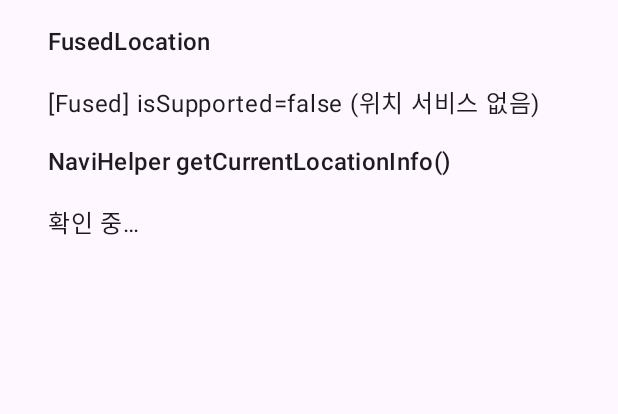
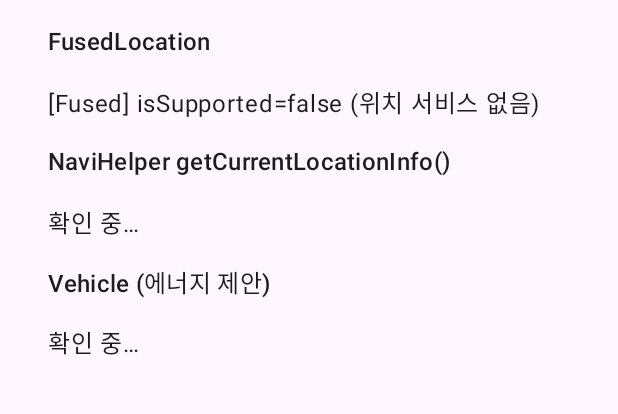
Before and after one commit to rladmlwlq/WAY-ON, an Android app built with Jetpack Compose: the screen it shows after launch (MainActivity), on a phone screen of 412 x 824 dp, the part 108-522 px from its top. Run offline under Robolectric (Android 15) with nearby library versions, the phone set to English and light mode, and no system bars; libraries missing offline, so code that uses them is left out: ai.pleos.playground; 7 statements that could not run were skipped.

Commit message:
차량 앱: 주행 가능 거리·연료·배터리·기어 확인 화면 (임시)
에너지 제안에 쓸 Vehicle SDK 값이 에뮬레이터에서 실제로 나오는지 보는 확인용 코드.
CAR_DRIVE, CAR_ENERGY 권한 추가. 확인이 끝나면 정식 코드로 옮기고 지움.

Co-Authored-By: Claude Opus 5.5 <noreply@anthropic.com>

```diff
--- a/car-app/app/src/main/AndroidManifest.xml
+++ b/car-app/app/src/main/AndroidManifest.xml
@@ -10,6 +10,10 @@
     <uses-permission android:name="pleos.car.permission.NAVI_ROUTE" />
     <!-- FusedLocation 위치 (dangerous: 런타임 요청) -->
     <uses-permission android:name="pleos.car.permission.FUSED_LOCATION" />
+    <!-- 주행 가능 거리·기어 (normal) -->
+    <uses-permission android:name="pleos.car.permission.CAR_DRIVE" />
+    <!-- 연료·배터리 % (normal) -->
+    <uses-permission android:name="pleos.car.permission.CAR_ENERGY" />
 
     <application
         android:allowBackup="false"
--- a/car-app/app/src/main/java/com/wayon/car/MainActivity.kt
+++ b/car-app/app/src/main/java/com/wayon/car/MainActivity.kt
@@ -26,6 +26,10 @@ class MainActivity : ComponentActivity() {
     private var fusedText by mutableStateOf("확인 중…")
     private var naviText by mutableStateOf("확인 중…")
 
+    // 임시: 에너지 제안용 차량 값 확인 (VehicleCheck.kt 참고)
+    private lateinit var vehicleCheck: VehicleCheck
+    private var vehicleText by mutableStateOf("확인 중…")
+
     private val fusedPermission =
         registerForActivityResult(ActivityResultContracts.RequestPermission()) { granted ->
             if (granted) locationCheck.startFused() else fusedText = "[Fused] 권한 거부됨"
@@ -41,6 +45,9 @@ class MainActivity : ComponentActivity() {
         )
         startLocationCheck()
 
+        vehicleCheck = VehicleCheck(context = this, onText = { vehicleText = it })
+        vehicleCheck.start()
+
         setContent {
             MaterialTheme {
                 Surface(modifier = Modifier.fillMaxSize()) {
@@ -53,6 +60,8 @@ class MainActivity : ComponentActivity() {
                         Text(fusedText)
                         Text("NaviHelper getCurrentLocationInfo()", style = MaterialTheme.typography.titleMedium)
                         Text(naviText)
+                        Text("Vehicle (에너지 제안)", style = MaterialTheme.typography.titleMedium)
+                        Text(vehicleText)
                     }
                 }
             }
@@ -73,6 +82,7 @@ class MainActivity : ComponentActivity() {
 
     override fun onDestroy() {
         locationCheck.stop()
+        vehicleCheck.stop()
         super.onDestroy()
     }
 }
--- /dev/null
+++ b/car-app/app/src/main/java/com/wayon/car/VehicleCheck.kt
@@ -0,0 +1,89 @@
+package com.wayon.car
+
+import ai.pleos.playground.vehicle.Vehicle
+import android.annotation.SuppressLint
+import android.content.Context
+import android.os.Handler
+import android.os.Looper
+import android.util.Log
+
+/**
+ * 임시 확인용: 에너지 제안(F6)에 쓸 차량 값이 에뮬레이터/차량에서 실제로 나오는지 봅니다.
+ *
+ * - 주행 가능 거리: Odometer.getRangeRemainingDistance() (단위 m)
+ *   Pleos가 deprecated(WARNING)로 표시하고 Google RANGE_REMAINING 속성을 쓰라고 안내합니다.
+ *   내부는 같은 RANGE_REMAINING 속성을 읽으므로, 값이 나오면 이대로 쓰고 나중에 바꿀지 정합니다.
+ * - 연료 %: Fuel.getFuelPercent(), 배터리 %: EvBattery.getEvBatteryStateOfCharge()
+ *   둘 중 값이 나오는 쪽으로 연료차/전기차를 판단합니다 (공개 API에 연료 종류 조회가 없음).
+ * - 기어: Gear.getCurrentGearSelectionState() (P에서만 화면을 여는 데 씀)
+ *
+ * 권한은 모두 normal이라 매니페스트 선언만 필요합니다 (CAR_DRIVE, CAR_ENERGY).
+ * Logcat 필터: tag:WAYON_CAR
+ * 확인이 끝나면 정식 코드로 옮기고 이 파일은 지웁니다.
+ */
+class VehicleCheck(
+    context: Context,
+    private val onText: (String) -> Unit,
+) {
+    private val vehicle = Vehicle(context)
+    private val main = Handler(Looper.getMainLooper())
+    private val values = linkedMapOf(
+        "주행 가능 거리" to "…",
+        "연료" to "…",
+        "배터리" to "…",
+        "기어" to "…",
+    )
+
+    private val poll = object : Runnable {
+        override fun run() {
+            readAll()
+            main.postDelayed(this, POLL_MS)
+        }
+    }
+
+    fun start() {
+        vehicle.initialize()
+        // 서비스 연결 완료 콜백이 없어서 잠깐 기다린 뒤 읽기 시작합니다.
+        main.postDelayed(poll, FIRST_DELAY_MS)
+    }
+
+    fun stop() {
+        main.removeCallbacks(poll)
+        vehicle.release()
+    }
+
+    @Suppress("DEPRECATION")
+    @SuppressLint("MissingPermission") // CAR_DRIVE, CAR_ENERGY는 normal 권한
+    private fun readAll() {
+        vehicle.getOdometer().getRangeRemainingDistance(
+            onComplete = { m -> put("주행 가능 거리", m?.let { "%.1f km (%.0f m)".format(it / 1000, it) } ?: "null") },
+            onFailed = { put("주행 가능 거리", "오류: ${it.message}") },
+        )
+        vehicle.getFuel().getFuelPercent(
+            onComplete = { put("연료", it?.let { p -> "$p %" } ?: "null") },
+            onFailed = { put("연료", "오류: ${it.message}") },
+        )
+        vehicle.getEvBattery().getEvBatteryStateOfCharge(
+            onComplete = { put("배터리", it?.let { p -> "$p %" } ?: "null") },
+            onFailed = { put("배터리", "오류: ${it.message}") },
+        )
+        vehicle.getGear().getCurrentGearSelectionState(
+            onComplete = { put("기어", it?.name ?: "null") },
+            onFailed = { put("기어", "오류: ${it.message}") },
+        )
+    }
+
+    private fun put(key: String, value: String) {
+        main.post {
+            if (values[key] != value) Log.i(TAG, "$key = $value")
+            values[key] = value
+            onText(values.entries.joinToString("\n") { "${it.key}: ${it.value}" })
+        }
+    }
+
+    companion object {
+        const val TAG = "WAYON_CAR"
+        private const val FIRST_DELAY_MS = 1_000L
+        private const val POLL_MS = 5_000L
+    }
+}
```
